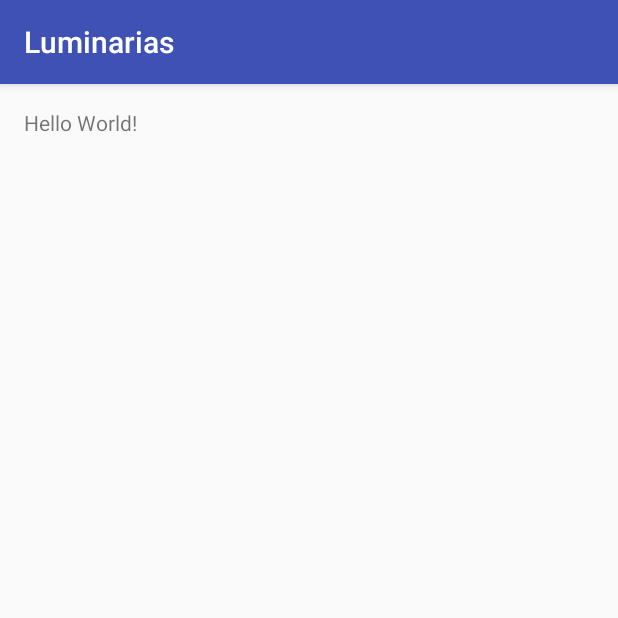
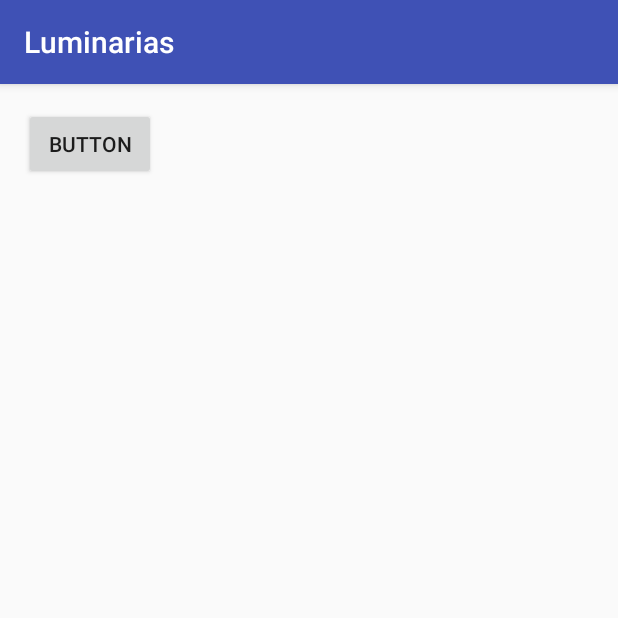
Before and after one commit to eduardorascon/Luminarias, an Android app: the screen it shows after launch (MainActivity), on a phone screen of 412 x 824 dp, the top half of it. Run offline under Robolectric (Android 15) with nearby library versions, the phone set to English and light mode, and no system bars.

Commit message:
Button added and TextView removed.

```diff
--- a/app/src/main/res/layout/activity_main.xml
+++ b/app/src/main/res/layout/activity_main.xml
@@ -10,8 +10,12 @@
     android:paddingTop="@dimen/activity_vertical_margin"
     tools:context="com.eduardorascon.luminarias.MainActivity">
 
-    <TextView
+    <Button
+        android:text="Button"
         android:layout_width="wrap_content"
         android:layout_height="wrap_content"
-        android:text="Hello World!" />
+        android:id="@+id/button"
+        android:layout_alignParentTop="true"
+        android:layout_alignParentLeft="true"
+        android:layout_alignParentStart="true" />
 </RelativeLayout>
```
